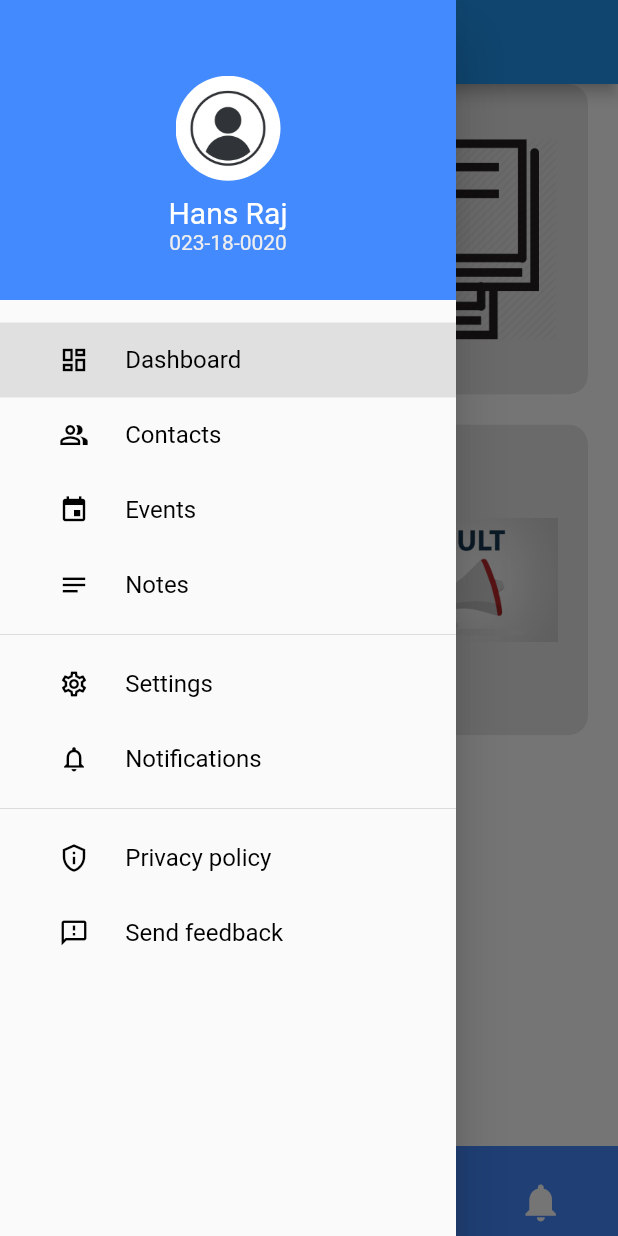
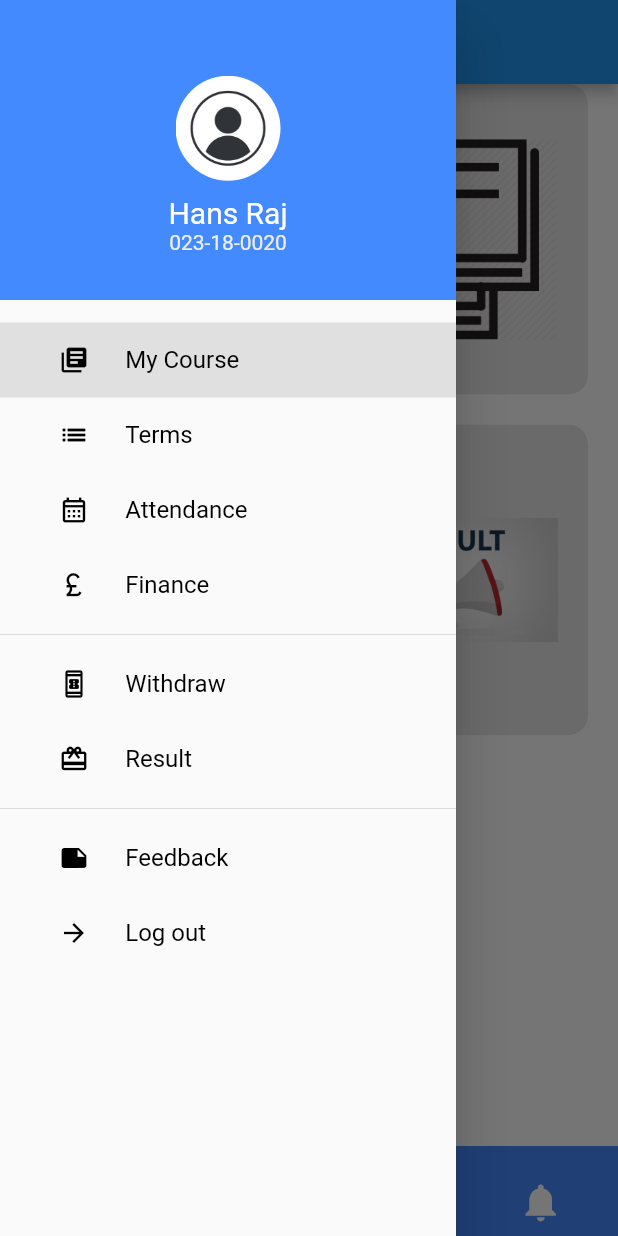
Before and after one commit to SIBA-CMS-FYP/SIBA_CMS2_FYP, a Flutter app: the screen it shows after launch, with the side drawer open, on a phone screen of 412 x 824 dp. Run offline on Flutter 3.47's test engine with Material 2 defaults, Android fonts, the light colour scheme and no system bars; drawn by our look-alikes of curved_navigation_bar; our stand-ins replace animated_splash_screen, flutter_neumorphic, flutter_svg, page_transition.

Commit message:
Drawer GUI

```diff
--- a/lib/HomeScreen/main_screen.dart
+++ b/lib/HomeScreen/main_screen.dart
@@ -112,23 +112,23 @@ class _MainScreenState extends State<MainScreen> {
       child: Column(
         // shows the list of menu drawer
         children: [
-          menuItem(1, "Dashboard", Icons.dashboard_outlined,
+          menuItem(1, "My Course", Icons.library_books,
               currentPage == DrawerSections.dashboard ? true : false),
-          menuItem(2, "Contacts", Icons.people_alt_outlined,
+          menuItem(2, "Terms", Icons.list_outlined,
               currentPage == DrawerSections.contacts ? true : false),
-          menuItem(3, "Events", Icons.event,
+          menuItem(3, "Attendance", Icons.calendar_month_outlined,
               currentPage == DrawerSections.events ? true : false),
-          menuItem(4, "Notes", Icons.notes,
+          menuItem(4, "Finance", Icons.currency_pound,
               currentPage == DrawerSections.notes ? true : false),
           Divider(),
-          menuItem(5, "Settings", Icons.settings_outlined,
+          menuItem(5, "Withdraw", Icons.book_online_outlined,
               currentPage == DrawerSections.settings ? true : false),
-          menuItem(6, "Notifications", Icons.notifications_outlined,
+          menuItem(6, "Result", Icons.card_giftcard,
               currentPage == DrawerSections.notifications ? true : false),
           Divider(),
-          menuItem(7, "Privacy policy", Icons.privacy_tip_outlined,
+          menuItem(7, "Feedback", Icons.note,
               currentPage == DrawerSections.privacy_policy ? true : false),
-          menuItem(8, "Send feedback", Icons.feedback_outlined,
+          menuItem(8, "Log out", Icons.arrow_forward,
               currentPage == DrawerSections.send_feedback ? true : false),
         ],
       ),
--- a/lib/activities/profile.dart
+++ b/lib/activities/profile.dart
@@ -9,7 +9,7 @@ class profile extends StatelessWidget {
   Widget build(BuildContext context) {
      return Scaffold(
       appBar: AppBar(
-         backgroundColor: Colors.orange,
+         backgroundColor: Colors.blue,
         leading: IconButton(
           onPressed: (){
           Navigator.pop(context);
```
